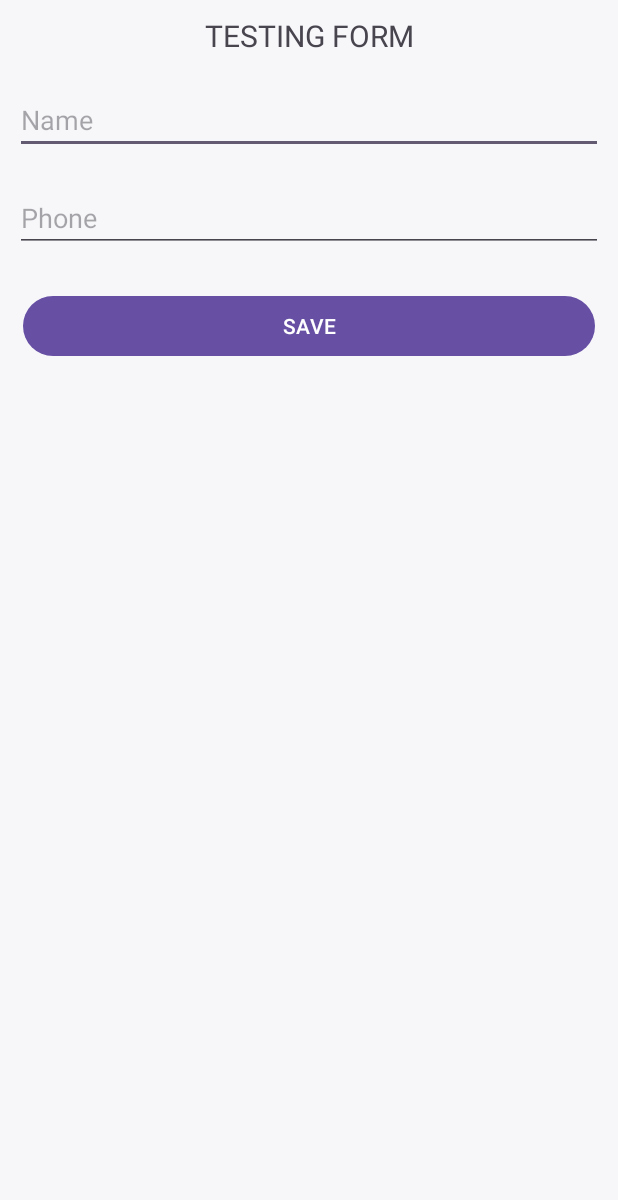
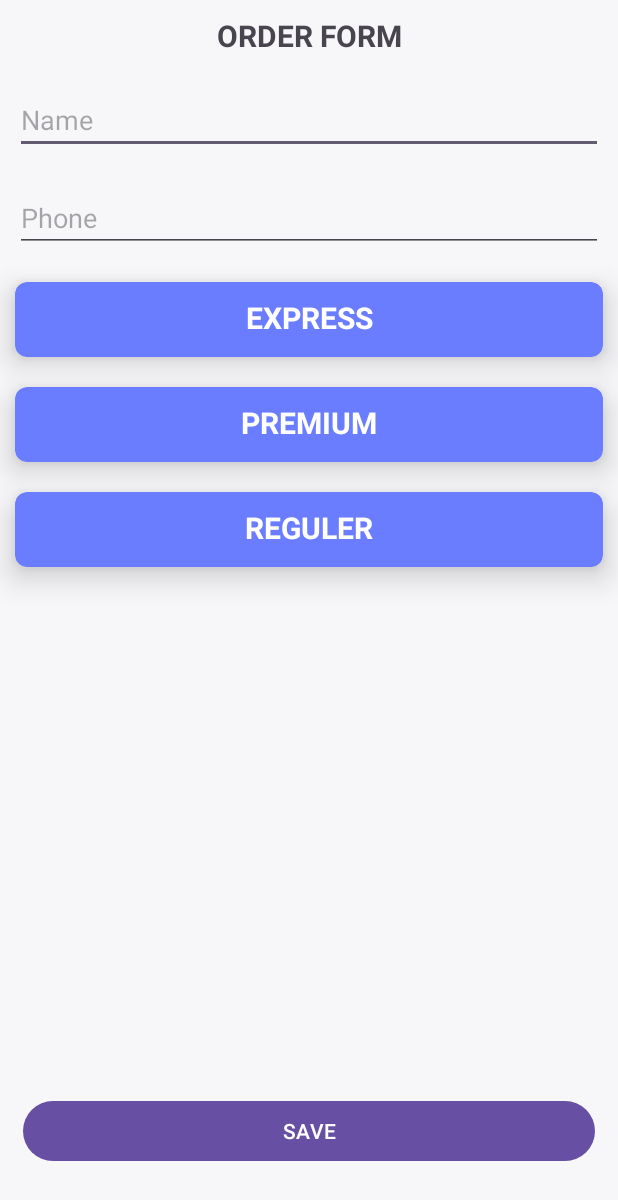
Before and after one commit to UkurUkurMan/LaundryU, an Android app: the screen it shows after launch (OrderAct), after a tap on "CUCI KERING", on a phone screen of 412 x 824 dp. Shown: the top 1200 px of the screen. Run offline under Robolectric (Android 15) with nearby library versions, the phone set to English and light mode, and no system bars.

Commit message:
Create Expandable Menu (Non Editable)

```diff
--- a/app/src/main/java/com/laundryukurukur/OrderAct.kt
+++ b/app/src/main/java/com/laundryukurukur/OrderAct.kt
@@ -1,9 +1,14 @@
 package com.laundryukurukur
 
+import android.animation.LayoutTransition
 import androidx.appcompat.app.AppCompatActivity
 import android.os.Bundle
+import android.view.View
 import android.widget.Button
 import android.widget.EditText
+import android.widget.LinearLayout
+import androidx.cardview.widget.CardView
+import androidx.recyclerview.widget.RecyclerView
 import com.laundryukurukur.database.Order
 import com.laundryukurukur.database.OrderApp
 import com.laundryukurukur.databinding.ActivityMainBinding
@@ -14,11 +19,50 @@ import kotlinx.coroutines.launch
 
 class OrderAct : AppCompatActivity() {
     private lateinit var binding: ActivityOrderBinding
+    private lateinit var expandLinear1: CardView
+    private lateinit var expandLinear2: CardView
+    private lateinit var expandLinear3: CardView
+    private lateinit var layout: LinearLayout
+    private lateinit var expand1: Button
+    private lateinit var expand2: Button
+    private lateinit var expand3: Button
     override fun onCreate(savedInstanceState: Bundle?) {
         super.onCreate(savedInstanceState)
         binding = ActivityOrderBinding.inflate(layoutInflater)
         setContentView(binding.root)
         setUpListener()
+
+        expandLinear1 = findViewById(R.id.expandLinear)
+        expandLinear2 = findViewById(R.id.expandLinear2)
+        expandLinear3 = findViewById(R.id.expandLinear3)
+        layout = findViewById(R.id.layout)
+        expand1 = findViewById(R.id.idExp)
+        expand2 = findViewById(R.id.idPrem)
+        expand3 = findViewById(R.id.idReg)
+
+//        layout.layoutTransition.enableTransitionType(LayoutTransition.CHANGING)
+        expand1.setOnClickListener{
+            val v = if (expandLinear1.visibility == View.GONE) View.VISIBLE else View.GONE
+            expandLinear1.visibility = v
+            expandLinear2.visibility = View.GONE
+            expandLinear3.visibility = View.GONE
+
+        }
+        expand2.setOnClickListener{
+            val v = if (expandLinear2.visibility == View.GONE) View.VISIBLE else View.GONE
+            expandLinear2.visibility = v
+            expandLinear1.visibility = View.GONE
+            expandLinear3.visibility = View.GONE
+
+        }
+        expand3.setOnClickListener{
+            val v = if (expandLinear3.visibility == View.GONE) View.VISIBLE else View.GONE
+            expandLinear3.visibility = v
+            expandLinear2.visibility = View.GONE
+            expandLinear1.visibility = View.GONE
+
+        }
+
     }
     fun setUpListener() {
         val btn: Button = findViewById(R.id.btnSave)
--- a/app/src/main/res/layout/activity_order.xml
+++ b/app/src/main/res/layout/activity_order.xml
@@ -18,7 +18,8 @@
         android:layout_marginBottom="10dp"
         android:gravity="center"
         android:textSize="20dp"
-        android:text="TESTING FORM"
+        android:text="ORDER FORM"
+        android:textStyle="bold"
         />
     <EditText
         android:layout_width="match_parent"
@@ -34,18 +35,131 @@
         android:layout_margin="10dp"
         android:hint="Phone"
         />
-    <Button
-        android:id="@+id/btnSave"
+    <androidx.cardview.widget.CardView
+        android:layout_margin="10dp"
         android:layout_width="match_parent"
         android:layout_height="wrap_content"
-        android:text="SAVE"
-        android:layout_gravity="clip_vertical"
-        android:layout_margin="15dp"
-        />
-    <androidx.recyclerview.widget.RecyclerView
-        android:layout_marginTop="10dp"
+        app:cardCornerRadius="8dp"
+        app:cardElevation="12dp"
+        android:layout_gravity="center"
+        app:cardBackgroundColor="@color/primary">
+        <Button
+            android:id="@+id/idExp"
+            android:layout_width="match_parent"
+            android:layout_height="50dp"
+            android:background="@color/Transparent"/>
+        <LinearLayout
+            android:clickable="false"
+            android:id="@+id/layout"
+            android:layout_width="match_parent"
+            android:layout_height="wrap_content"
+            android:orientation="vertical">
+            <TextView
+                android:layout_width="match_parent"
+                android:layout_height="wrap_content"
+                android:layout_marginStart="10dp"
+                android:layout_marginTop="10dp"
+                android:layout_marginEnd="10dp"
+                android:layout_marginBottom="10dp"
+                android:gravity="center"
+                android:textSize="20dp"
+                android:text="EXPRESS"
+                android:textStyle="bold"
+                android:textColor="@color/white"/>
+            <include
+                android:id="@+id/expandLinear"
+                layout="@layout/card_expand"
+                android:visibility="gone"/>
+        </LinearLayout>
+    </androidx.cardview.widget.CardView>
+
+    <androidx.cardview.widget.CardView
+        android:layout_margin="10dp"
         android:layout_width="match_parent"
-        android:layout_height="match_parent"
-        tools:listitem="@layout/card_view"
-        />
+        android:layout_height="wrap_content"
+        app:cardCornerRadius="8dp"
+        app:cardElevation="12dp"
+        android:layout_gravity="center"
+        app:cardBackgroundColor="@color/primary">
+        <Button
+            android:id="@+id/idPrem"
+            android:layout_width="match_parent"
+            android:layout_height="50dp"
+            android:background="@color/Transparent"/>
+        <LinearLayout
+            android:clickable="false"
+            android:id="@+id/layout2"
+            android:layout_width="match_parent"
+            android:layout_height="wrap_content"
+            android:orientation="vertical">
+            <TextView
+                android:layout_width="match_parent"
+                android:layout_height="wrap_content"
+                android:layout_marginStart="10dp"
+                android:layout_marginTop="10dp"
+                android:layout_marginEnd="10dp"
+                android:layout_marginBottom="10dp"
+                android:gravity="center"
+                android:textSize="20dp"
+                android:text="PREMIUM"
+                android:textStyle="bold"
+                android:textColor="@color/white"/>
+            <include
+                android:id="@+id/expandLinear2"
+                layout="@layout/card_expand"
+                android:visibility="gone"/>
+        </LinearLayout>
+    </androidx.cardview.widget.CardView>
+
+    <androidx.cardview.widget.CardView
+        android:layout_margin="10dp"
+        android:layout_width="match_parent"
+        android:layout_height="wrap_content"
+        app:cardCornerRadius="8dp"
+        app:cardElevation="12dp"
+        android:layout_gravity="center"
+        app:cardBackgroundColor="@color/primary">
+        <Button
+            android:id="@+id/idReg"
+            android:layout_width="match_parent"
+            android:layout_height="50dp"
+            android:background="@color/Transparent"/>
+        <LinearLayout
+            android:clickable="false"
+            android:id="@+id/layout3"
+            android:layout_width="match_parent"
+            android:layout_height="wrap_content"
+            android:orientation="vertical">
+            <TextView
+                android:layout_width="match_parent"
+                android:layout_height="wrap_content"
+                android:layout_marginStart="10dp"
+                android:layout_marginTop="10dp"
+                android:layout_marginEnd="10dp"
+                android:layout_marginBottom="10dp"
+                android:gravity="center"
+                android:textSize="20dp"
+                android:text="REGULER"
+                android:textStyle="bold"
+                android:textColor="@color/white"/>
+            <include
+                android:id="@+id/expandLinear3"
+                layout="@layout/card_expand"
+                android:visibility="gone"/>
+        </LinearLayout>
+    </androidx.cardview.widget.CardView>
+
+    <LinearLayout
+        android:layout_width="match_parent"
+        android:layout_height="match_parent">
+        <Button
+            android:id="@+id/btnSave"
+            android:layout_width="match_parent"
+            android:layout_height="wrap_content"
+            android:text="SAVE"
+            android:layout_gravity="bottom"
+            android:layout_margin="15dp"
+            />
+    </LinearLayout>
+
 </LinearLayout>
--- a/app/src/main/res/values/colors.xml
+++ b/app/src/main/res/values/colors.xml
@@ -9,4 +9,5 @@
     <color name="db_item1">#2CC2EA</color>
     <color name="db_item2">#4DE9C9</color>
     <color name="black">#000000</color>
+    <color name="Transparent">#00000000</color>
 </resources>
```
Also changed, not shown: app/src/main/res/layout/card_expand.xml (added, +237 -0 lines).
